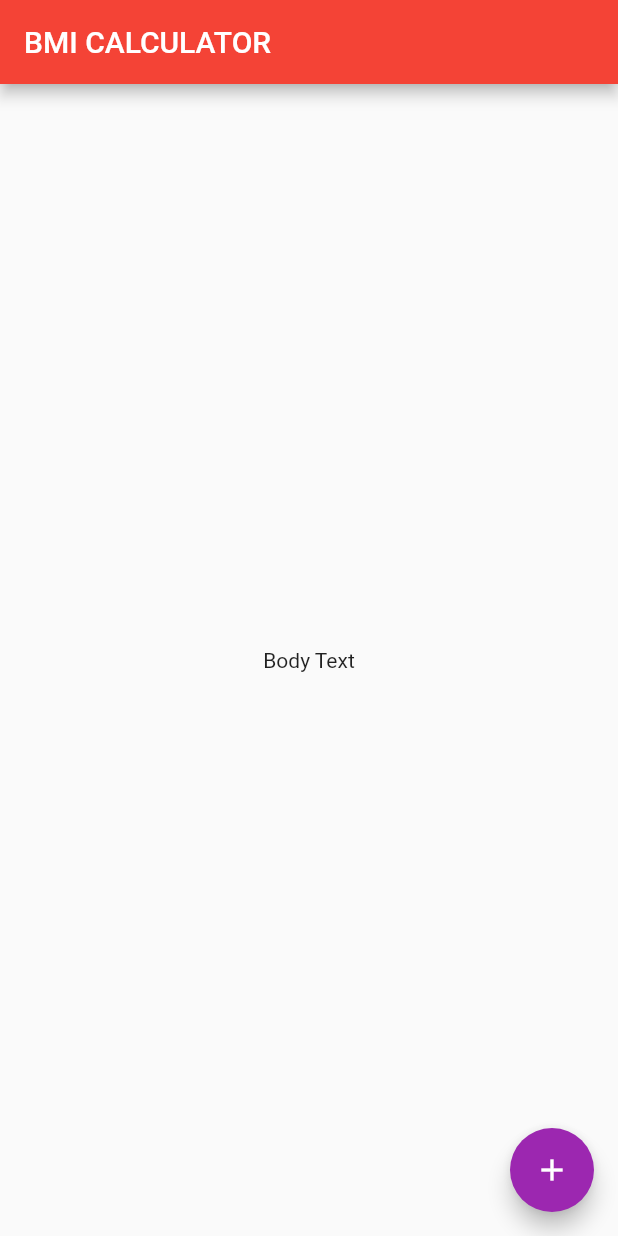
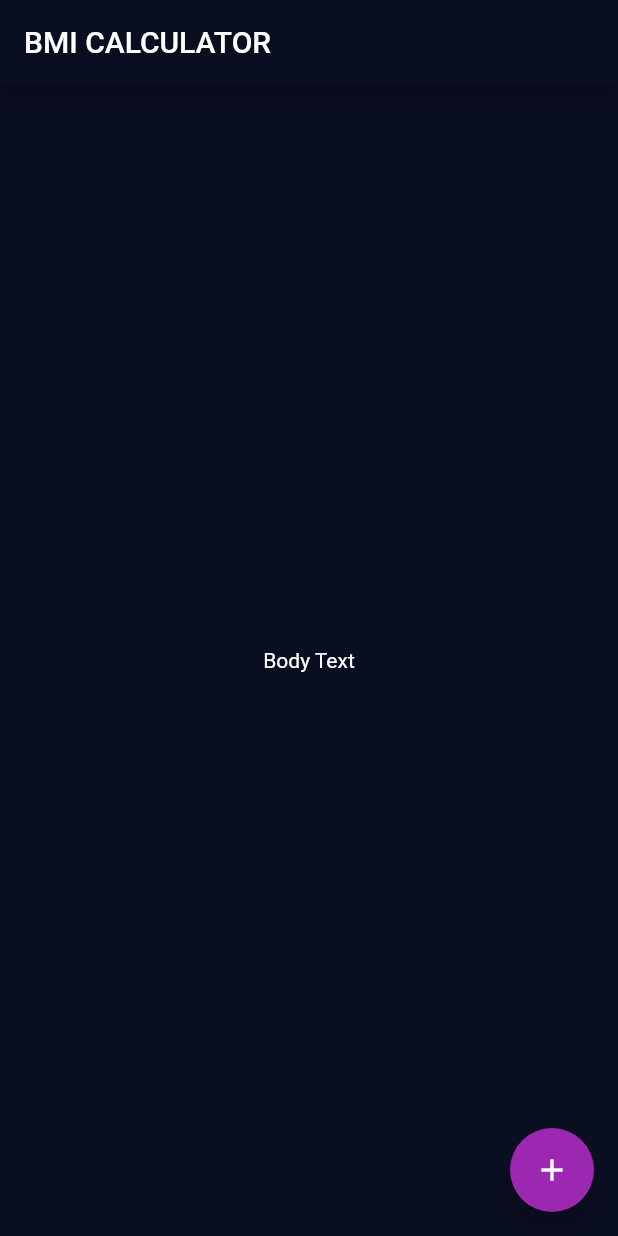
Before and after one commit to killerwilmer/appbrewery_flutter, a Flutter app: the screen it shows after launch, on a phone screen of 412 x 824 dp. Run offline on Flutter 3.47's test engine with Material 2 defaults, Android fonts, the phone set to English and light mode, and no system bars; our stand-ins replace audioplayers, rflutter_alert.

Commit message:
Use hexadecimal colors

```diff
--- a/bmi-calculator-flutter/lib/main.dart
+++ b/bmi-calculator-flutter/lib/main.dart
@@ -7,8 +7,12 @@ class BMICalculator extends StatelessWidget {
   Widget build(BuildContext context) {
     return MaterialApp(
       theme: ThemeData(
-        primaryColor: Colors.red,
+        primaryColor: Color(0xFF0A0E21),
+        scaffoldBackgroundColor: Color(0xFF0A0E21),
         accentColor: Colors.purple,
+        textTheme: TextTheme(
+          body1: TextStyle(color: Colors.white),
+        ),
       ),
       home: InputPage(),
     );
```
